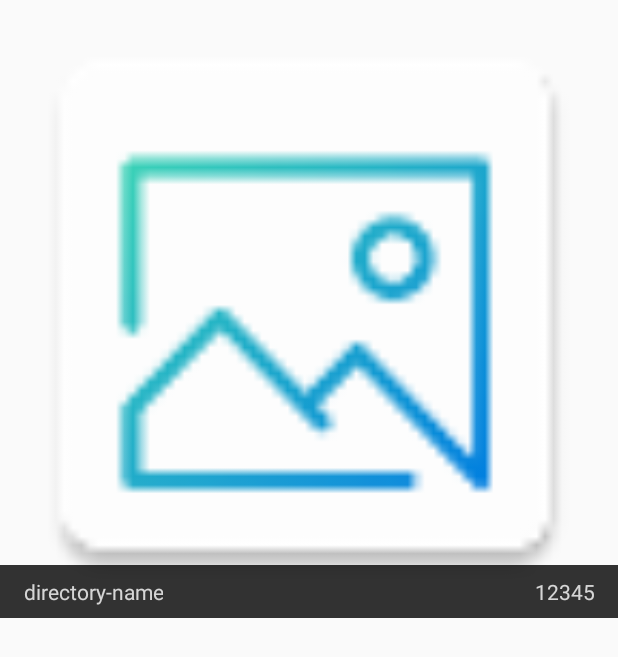
After one commit to marceloaddandaniel/galeria, an Android app: the layout directory_list_view.xml on its own in the app's theme, with its tools: preview values and no code run, on a phone screen of 412 x 824 dp. The commit adds this screen. Shown: the top 657 px of the screen. Run offline under Robolectric (Android 15) with nearby library versions, the phone set to English and light mode, and no system bars.

Commit message:
listagem de diretórios

```diff
--- a/app/src/main/java/com/apps/eduardo/galeria/view/show_image/ScreenSlidePageAdapter.kt
+++ b/app/src/main/java/com/apps/eduardo/galeria/view/adapter/show_image/ScreenSlidePagerAdapter.kt
@@ -1,4 +1,4 @@
-package com.apps.eduardo.galeria.view.show_image
+package com.apps.eduardo.galeria.view.adapter.show_image
 
 import android.support.v4.app.Fragment
 import android.support.v4.app.FragmentManager
--- a/app/src/main/java/com/apps/eduardo/galeria/view/show_image/ShowImageFragment.kt
+++ b/app/src/main/java/com/apps/eduardo/galeria/view/adapter/show_image/ShowImageFragment.kt
@@ -1,12 +1,10 @@
-package com.apps.eduardo.galeria.view.show_image
+package com.apps.eduardo.galeria.view.adapter.show_image
 
 import android.support.v4.app.Fragment
 import android.os.Bundle
-import android.util.Log
 import android.view.LayoutInflater
 import android.view.View
 import android.view.ViewGroup
-import com.apps.eduardo.galeria.Images
 import com.apps.eduardo.galeria.R
 import com.apps.eduardo.galeria.entities.MediaFile
 import com.bumptech.glide.Glide
--- a/app/src/main/java/com/apps/eduardo/galeria/view/show_image/ViewImageActivity.kt
+++ b/app/src/main/java/com/apps/eduardo/galeria/view/adapter/show_image/ViewImageActivity.kt
@@ -1,4 +1,4 @@
-package com.apps.eduardo.galeria.view.show_image
+package com.apps.eduardo.galeria.view.adapter.show_image
 
 import android.os.Bundle
 import android.support.v7.app.AppCompatActivity
--- /dev/null
+++ b/app/src/main/res/layout/directory_list_view.xml
@@ -0,0 +1,47 @@
+<?xml version="1.0" encoding="utf-8"?>
+<com.apps.eduardo.galeria.SquareRelativeLayout xmlns:android="http://schemas.android.com/apk/res/android"
+    xmlns:tools="http://schemas.android.com/tools"
+    style="@style/ImageListItemStyle"
+    android:layout_width="match_parent"
+    android:layout_height="match_parent"
+    android:orientation="vertical">
+
+
+    <ImageView
+        android:id="@+id/cover"
+        android:layout_width="match_parent"
+        android:layout_height="match_parent"
+        android:layout_alignParentBottom="true"
+        android:layout_alignParentEnd="true"
+        android:layout_alignParentStart="true"
+        android:layout_alignParentTop="true"
+        android:src="@mipmap/ic_launcher" />
+
+    <RelativeLayout
+        style="@style/ImageListItemInfo"
+        android:layout_width="wrap_content"
+        android:layout_alignParentBottom="true"
+        android:layout_alignParentEnd="true"
+        android:layout_alignParentStart="true">
+
+        <TextView
+            android:id="@+id/directory_name"
+            style="@style/ImageListItemInfoText"
+            android:layout_width="wrap_content"
+            android:layout_height="match_parent"
+            android:layout_alignParentStart="true"
+            tools:text="directory-name" />
+
+        <TextView
+            android:id="@+id/directory_item_count"
+            style="@style/ImageListItemInfoText"
+            android:layout_width="wrap_content"
+            android:layout_height="match_parent"
+            tools:text="12345"
+            android:layout_alignParentTop="true"
+            android:layout_alignParentEnd="true" />
+
+    </RelativeLayout>
+
+
+</com.apps.eduardo.galeria.SquareRelativeLayout>
--- a/app/src/main/res/layout/fragment_view_image.xml
+++ b/app/src/main/res/layout/fragment_view_image.xml
@@ -5,7 +5,7 @@
     android:id="@+id/main_layout"
     android:layout_width="match_parent"
     android:layout_height="match_parent"
-    tools:context="com.apps.eduardo.galeria.view.show_image.ViewImageActivity">
+    tools:context=".view.adapter.show_image.ViewImageActivity">
 
 
     <com.github.chrisbanes.photoview.PhotoView
```
Also changed, not shown: app/src/main/AndroidManifest.xml (+6 -9 lines), app/src/main/java/com/apps/eduardo/galeria/Images.java (+9 -15 lines), app/src/main/java/com/apps/eduardo/galeria/entities/Directory.kt (+10 -0 lines), app/src/main/java/com/apps/eduardo/galeria/extentions.kt (+21 -8 lines), app/src/main/java/com/apps/eduardo/galeria/view/activities/ListDirectoriesActivity.kt (added, +35 -0 lines), app/src/main/java/com/apps/eduardo/galeria/view/activities/ListImageActivity.kt (added, +49 -0 lines), app/src/main/java/com/apps/eduardo/galeria/view/activities/MainActivity.kt (+5 -35 lines), app/src/main/java/com/apps/eduardo/galeria/view/adapter/directory/DirectoryListAdapter.kt (added, +64 -0 lines), app/src/main/java/com/apps/eduardo/galeria/view/adapter/directory/DirectoryListAdapterListener.kt (added, +11 -0 lines), app/src/main/res/layout/activity_list_directories.xml (added, +14 -0 lines), app/src/main/res/layout/activity_list_image.xml (renamed from app/src/main/res/layout/activity_main.xml).
